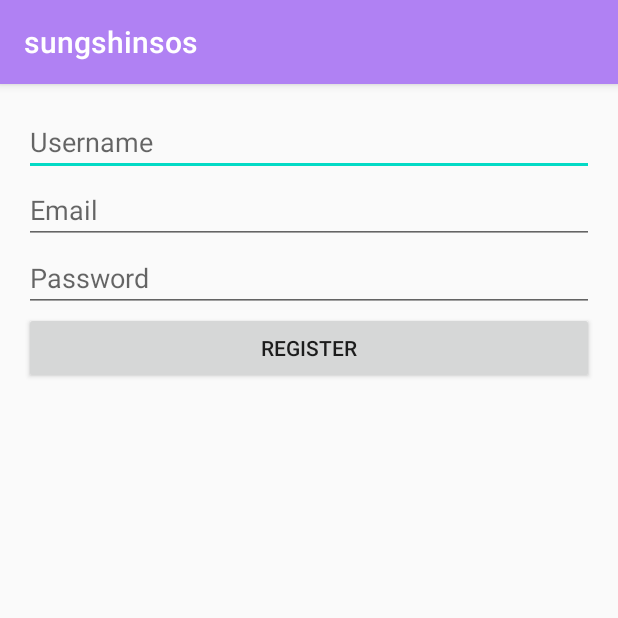
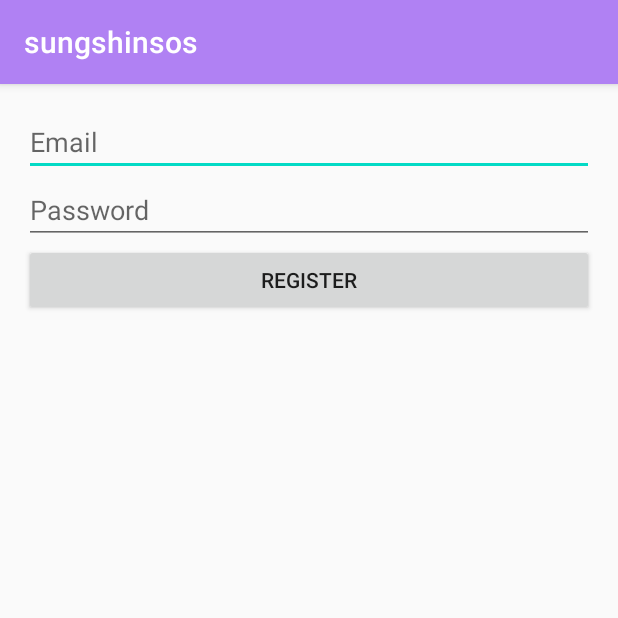
Before and after one commit to muunseo/sungshinsos, an Android app: the RegisterActivity screen opened directly, with no data from a screen before it, after a tap on "REGISTER", on a phone screen of 412 x 824 dp, the top half of it. Run offline under Robolectric (Android 15) with nearby library versions, the phone set to English and light mode, and no system bars; our stand-ins replace Firebase (no records; nobody signed in at launch, a user with empty details on screens opened directly).

Commit message:
쓸모 없는 코드 삭제, 회원가입 수정

```diff
--- a/app/src/main/java/com/example/sungshinsos/Comment.java
+++ b/app/src/main/java/com/example/sungshinsos/Comment.java
@@ -3,7 +3,7 @@ package com.example.sungshinsos;
 public class Comment {
     private String commentId;
     private String postId;
-    private String username; // 작성자의 username
+    private String username;
     private String commentText;
     private String userId;
     private long timestamp;
@@ -23,7 +23,6 @@ public class Comment {
         this.timestamp = timestamp;
     }
 
-    // 추가된 생성자
     public Comment(String postId, String commentText, String userId, String username){
         this.postId = postId;
         this.commentText = commentText;
--- a/app/src/main/java/com/example/sungshinsos/CreatePostActivity.java
+++ b/app/src/main/java/com/example/sungshinsos/CreatePostActivity.java
@@ -110,7 +110,7 @@ public class CreatePostActivity extends AppCompatActivity {
 
     public void sendPostToServer(String title, String content, String userId, long timestamp) {
         Retrofit retrofit = new Retrofit.Builder()
-                .baseUrl("http://10.0.2.2:3000/") // 서버 URL로 변경
+                .baseUrl("http://10.0.2.2:3000/")
                 .addConverterFactory(GsonConverterFactory.create(new GsonBuilder().setLenient().create()))
                 .build();
 
--- a/app/src/main/java/com/example/sungshinsos/EditPostActivity.java
+++ b/app/src/main/java/com/example/sungshinsos/EditPostActivity.java
@@ -86,7 +86,7 @@ public class EditPostActivity extends AppCompatActivity {
 
     public void updatePostOnServer(String postId, String title, String content, String userId) {
         Retrofit retrofit = new Retrofit.Builder()
-                .baseUrl("http://10.0.2.2:3000/") // 실제 서버 URL로 변경
+                .baseUrl("http://10.0.2.2:3000/")
                 .addConverterFactory(GsonConverterFactory.create(new GsonBuilder().setLenient().create()))
                 .build();
 
--- a/app/src/main/java/com/example/sungshinsos/EditUserInfoActivity.java
+++ b/app/src/main/java/com/example/sungshinsos/EditUserInfoActivity.java
@@ -49,17 +49,17 @@ public class EditUserInfoActivity extends AppCompatActivity {
             if (!password.isEmpty()) {
                 user.updatePassword(password).addOnCompleteListener(task -> {
                     if (task.isSuccessful()) {
-                        Toast.makeText(EditUserInfoActivity.this, "Password updated", Toast.LENGTH_SHORT).show();
+                        Toast.makeText(EditUserInfoActivity.this, "비밀번호 수정을 성공했습니다.", Toast.LENGTH_SHORT).show();
                         // 업데이트 후 MyPageActivity로 돌아가기
                         Intent intent = new Intent(EditUserInfoActivity.this, MyPageActivity.class);
                         startActivity(intent);
                         finish();
                     } else {
-                        Toast.makeText(EditUserInfoActivity.this, "Failed to update password", Toast.LENGTH_SHORT).show();
+                        Toast.makeText(EditUserInfoActivity.this, "비밀번호 수정을 실패했습니다.", Toast.LENGTH_SHORT).show();
                     }
                 });
             } else {
-                Toast.makeText(EditUserInfoActivity.this, "Password cannot be empty", Toast.LENGTH_SHORT).show();
+                Toast.makeText(EditUserInfoActivity.this, "수정할 비밀번호를 입력해주세요.", Toast.LENGTH_SHORT).show();
             }
         }
     }
--- a/app/src/main/java/com/example/sungshinsos/RegisterActivity.java
+++ b/app/src/main/java/com/example/sungshinsos/RegisterActivity.java
@@ -13,7 +13,7 @@ import com.google.firebase.auth.FirebaseUser;
 
 public class RegisterActivity extends AppCompatActivity {
 
-    private EditText etUsername, etPassword, etEmail;
+    private EditText etPassword, etEmail;
     private Button btnRegister;
     private FirebaseAuth mAuth;
     private FirebaseHelper firebaseHelper;
@@ -26,7 +26,6 @@ public class RegisterActivity extends AppCompatActivity {
         mAuth = FirebaseAuth.getInstance();
         firebaseHelper = new FirebaseHelper(); // FirebaseHelper 인스턴스화
 
-        etUsername = findViewById(R.id.et_username);
         etPassword = findViewById(R.id.et_password);
         etEmail = findViewById(R.id.et_email);
         btnRegister = findViewById(R.id.btn_register);
@@ -35,11 +34,10 @@ public class RegisterActivity extends AppCompatActivity {
     }
 
     private void registerUser() {
-        String username = etUsername.getText().toString().trim();
         String password = etPassword.getText().toString().trim();
         String email = etEmail.getText().toString().trim();
 
-        if (username.isEmpty() || password.isEmpty() || email.isEmpty()) {
+        if (password.isEmpty() || email.isEmpty()) {
             Toast.makeText(RegisterActivity.this, "모든 필드를 채워주세요", Toast.LENGTH_SHORT).show();
         } else if (!isEmailValid(email)) {
             Toast.makeText(RegisterActivity.this, "이메일 도메인이 @sungshin.ac.kr이어야 합니다.", Toast.LENGTH_SHORT).show();
@@ -51,6 +49,7 @@ public class RegisterActivity extends AppCompatActivity {
                             FirebaseUser user = mAuth.getCurrentUser();
                             if (user != null) {
                                 String userId = user.getUid();
+                                String username = getUsernameFromEmail(email); // 이메일에서 학번 추출
                                 firebaseHelper.saveUserData(email, username, ""); // 기본값 빈 문자열
                             }
                             startActivity(new Intent(RegisterActivity.this, MainActivity.class));
@@ -66,4 +65,8 @@ public class RegisterActivity extends AppCompatActivity {
         String domain = "@sungshin.ac.kr";
         return email.endsWith(domain);
     }
+
+    private String getUsernameFromEmail(String email) {
+        return email.split("@")[0]; // @ 앞의 부분을 닉네임으로 사용
+    }
 }
--- a/app/src/main/java/com/example/sungshinsos/VerifyUserActivity.java
+++ b/app/src/main/java/com/example/sungshinsos/VerifyUserActivity.java
@@ -49,7 +49,7 @@ public class VerifyUserActivity extends AppCompatActivity {
                     Intent intent = new Intent(VerifyUserActivity.this, EditUserInfoActivity.class);
                     startActivity(intent);
                 } else {
-                    Toast.makeText(VerifyUserActivity.this, "Verification failed. Check password and try again.", Toast.LENGTH_SHORT).show();
+                    Toast.makeText(VerifyUserActivity.this, "정보 수정을 실패했습니다. 비밀번호 확인 후 다시 입력해주세요.", Toast.LENGTH_SHORT).show();
                 }
             });
         }
--- a/app/src/main/res/layout/activity_register.xml
+++ b/app/src/main/res/layout/activity_register.xml
@@ -4,13 +4,6 @@
     android:layout_height="match_parent"
     android:orientation="vertical"
     android:padding="16dp">
-
-    <EditText
-        android:id="@+id/et_username"
-        android:layout_width="match_parent"
-        android:layout_height="wrap_content"
-        android:hint="Username"
-        android:inputType="textPersonName" />
 
     <EditText
         android:id="@+id/et_email"
```
